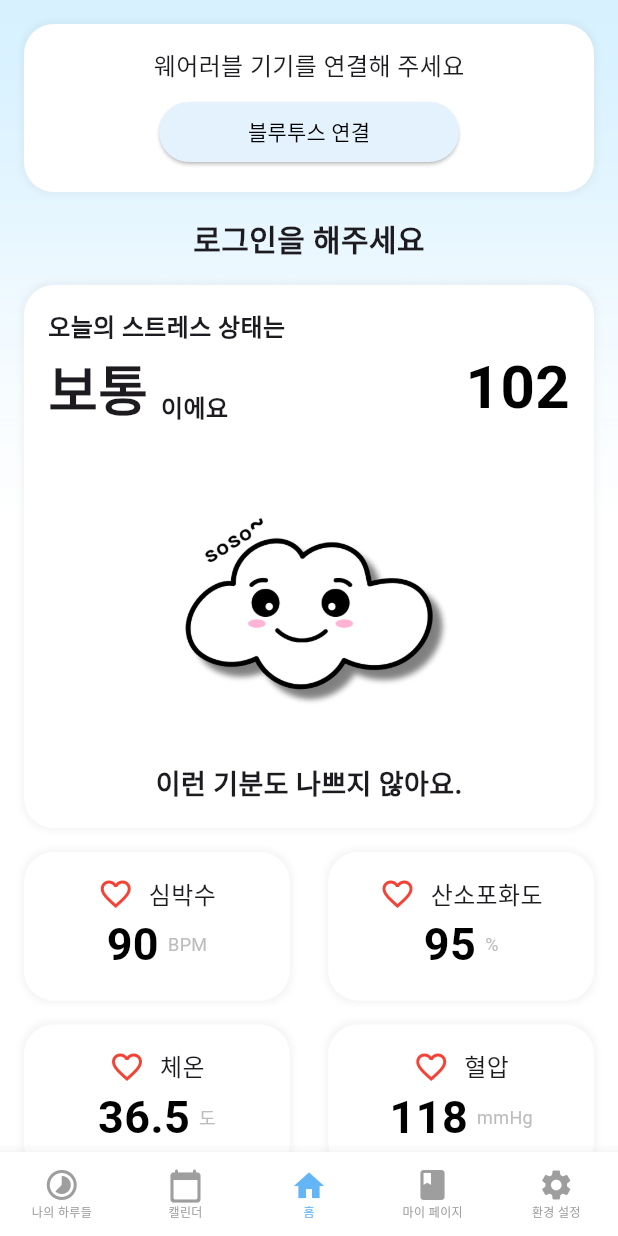
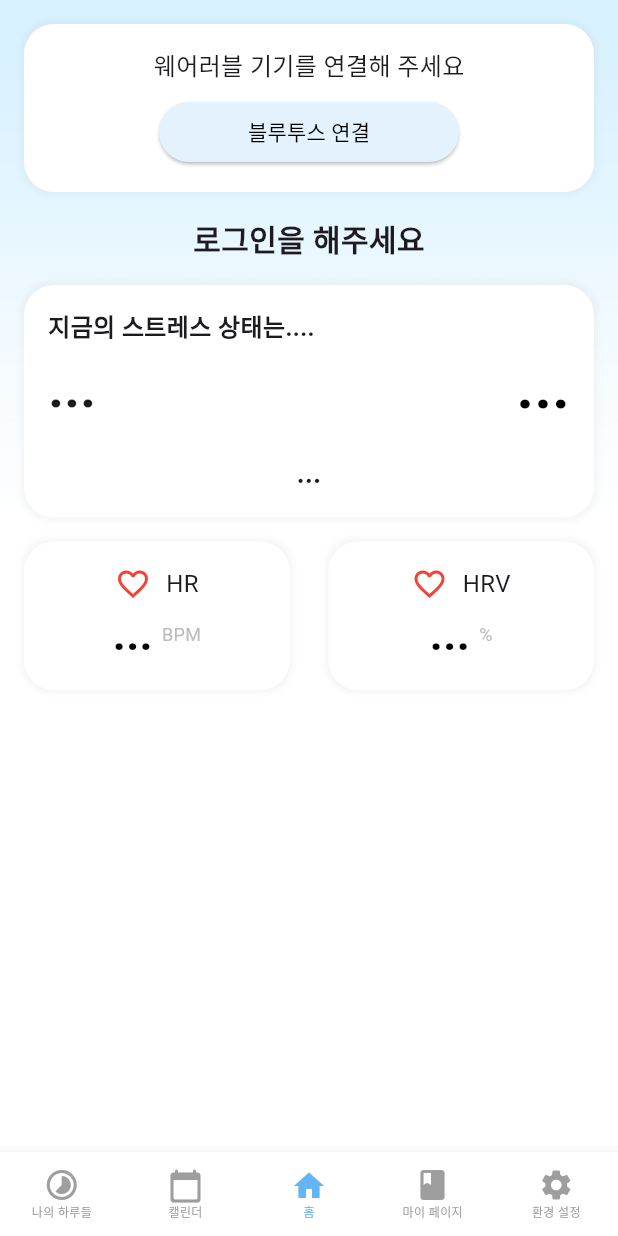
Before and after one commit to 2024-AISCHOOL-APP/StressCheck, a Flutter app: the screen it shows after launch, on a phone screen of 412 x 824 dp. Run offline on Flutter 3.47's test engine with Material 3 defaults, Android fonts, the phone set to English and light mode, and no system bars; our stand-ins replace fl_chart, flutter_blue_plus, permission_handler.

Commit message:
홈화면 뜨우기

```diff
--- a/flutter_application_stresscheck/lib/app_screen/result.dart
+++ b/flutter_application_stresscheck/lib/app_screen/result.dart
@@ -42,6 +42,17 @@ class _ResultPageState extends State<ResultPage> with SingleTickerProviderStateM
     final userId = authProvider.userId;
     final userName = authProvider.userName;
     final isLoggedIn = authProvider.isLoggedIn;
+
+    // 바이탈 데이터 및 스트레스 정보 받아오기
+    final vitalData = authProvider.vitalInfo; // 바이탈 정보 리스트
+    final analysisInfo = authProvider.analysisInfo; // 스트레스 정보 리스트
+
+    // 로그 찍기
+    print('User ID: $userId');
+    print('User Name: $userName');
+    print('Is Logged In: $isLoggedIn');
+    print('Vital Data: $vitalData');
+    print('Analysis Info: $analysisInfo');
 
     return Scaffold(
       body: SafeArea(
@@ -169,9 +180,8 @@ class _ResultPageState extends State<ResultPage> with SingleTickerProviderStateM
             context,
             MaterialPageRoute(builder: (context) => StressMapPage()),
           );
-
         } else if (index == 2) {
-
+          // Do nothing
         } else if (index == 3) {
           Navigator.pushReplacement(
             context,
@@ -218,6 +228,37 @@ class _ResultPageState extends State<ResultPage> with SingleTickerProviderStateM
 
   // 스트레스 상태를 보여주는 컨테이너
   Widget _buildStressStatusContainer(BuildContext context) {
+  // 최근 스트레스 데이터 가져오기
+  final analysisInfo = Provider.of<AuthProvider>(context).analysisInfo;
+
+  // 가장 최근 스트레스 데이터
+  final latestAnalysis = (analysisInfo != null && analysisInfo.isNotEmpty) ? analysisInfo.last : null;
+  final stressIndex = latestAnalysis != null ? latestAnalysis['stress_index'] : null;
+  String stressLevel;
+  String moodMessage;
+  String imagePath;
+
+  if (stressIndex != null) {
+    // 스트레스 지수에 따른 상태 판단
+    if (stressIndex >= 47 && stressIndex <= 53) {
+      stressLevel = '보통';
+      moodMessage = '이런 기분도 나쁘지 않아요.';
+      imagePath = 'image/soso.png';
+    } else if (stressIndex < 47) {
+      stressLevel = '좋음';
+      moodMessage = '오늘은 기분이 좋네요!';
+      imagePath = 'image/happy.png';
+    } else {
+      stressLevel = '나쁨';
+      moodMessage = '괜찮아요 그럴수있죠.. 힘내요!';
+      imagePath = 'image/angry.png';
+    }
+  } else {
+    stressLevel = ''; // 스트레스 상태를 비워둡니다.
+    moodMessage = ''; // 기분 메시지도 비워둡니다.
+    imagePath = ''; // 이미지 경로를 비워둡니다.
+  }
+
   return Container(
     decoration: BoxDecoration(
       borderRadius: BorderRadius.circular(20.0),
@@ -235,7 +276,7 @@ class _ResultPageState extends State<ResultPage> with SingleTickerProviderStateM
     child: Column(
       crossAxisAlignment: CrossAxisAlignment.start,
       children: [
-          Text('오늘의 스트레스 상태는',
+        Text('지금의 스트레스 상태는....',
             style: TextStyle(fontSize: 16, fontWeight: FontWeight.w600)),
         Row(
           mainAxisAlignment: MainAxisAlignment.spaceBetween,
@@ -245,10 +286,10 @@ class _ResultPageState extends State<ResultPage> with SingleTickerProviderStateM
                 child: Row(
                   crossAxisAlignment: CrossAxisAlignment.end,
                   children: [
-                      Text('보통',
+                    Text(stressLevel.isNotEmpty ? stressLevel : '...',
                         style: TextStyle(
                             fontSize: 36, fontWeight: FontWeight.bold)),
-                      Text('  이에요',
+                    Text('',
                         style: TextStyle(
                             fontSize: 16, fontWeight: FontWeight.w600)),
                   ],
@@ -256,7 +297,7 @@ class _ResultPageState extends State<ResultPage> with SingleTickerProviderStateM
               ),
             ),
             Expanded(
-                child: Text('102',
+              child: Text(stressIndex != null ? '${stressIndex.toInt()}' : '...',
                   textAlign: TextAlign.right,
                   style: TextStyle(
                       fontSize: 40,
@@ -267,23 +308,16 @@ class _ResultPageState extends State<ResultPage> with SingleTickerProviderStateM
         ),
         SizedBox(height: 16),
         Center(
-            child: AnimatedBuilder(
-              animation: _animation,
-              builder: (context, child) {
-                return Transform.translate(
-                  offset: Offset(0, _animation.value),
-                  child: child,
-                );
-              },
-              child: Image.asset(
-                'image/soso.png',
+          child: imagePath.isNotEmpty
+              ? Image.asset(
+                  imagePath,
                   width: MediaQuery.of(context).size.width * 0.5,
                   height: MediaQuery.of(context).size.width * 0.5,
-              ),
-            ),
+                )
+              : SizedBox.shrink(), // 이미지가 없을 경우 빈 위젯을 반환
         ),
         Center(
-            child: Text('이런 기분도 나쁘지 않아요.',
+          child: Text(moodMessage.isNotEmpty ? moodMessage : '...',
               style: TextStyle(fontSize: 18, fontWeight: FontWeight.w600)),
         ),
       ],
@@ -291,28 +325,33 @@ class _ResultPageState extends State<ResultPage> with SingleTickerProviderStateM
   );
 }
 
+
+
   // 측정 데이터 컨테이너
   Widget _buildMeasurementContainers(BuildContext context) {
+  // AuthProvider에서 바이탈 정보 가져오기
+  final vitalInfo = Provider.of<AuthProvider>(context).vitalInfo;
+
+  // 가장 최신 바이탈 데이터 가져오기
+  final latestVital = (vitalInfo != null && vitalInfo.isNotEmpty) ? vitalInfo.last : null;
+
+  // heart_rate와 hrv 데이터 초기화
+  String heartRate = latestVital != null ? latestVital['heart_rate'].toInt().toString() : '...';
+  String hrv = latestVital != null ? latestVital['hrv'].toInt().toString() : '...';
+
   return Column(
     children: [
       Row(
         mainAxisAlignment: MainAxisAlignment.spaceBetween,
         children: [
-            _measurementContainer(context, '심박수', '90', 'BPM'),
-            _measurementContainer(context, '산소포화도', '95', '%'),
-          ],
-        ),
-        SizedBox(height: 16),
-        Row(
-          mainAxisAlignment: MainAxisAlignment.spaceBetween,
-          children: [
-            _measurementContainer(context, '체온', '36.5', '도'),
-            _measurementContainer(context, '혈압', '118', 'mmHg'),
+          _measurementContainer(context, 'HR', heartRate, 'BPM'),
+          _measurementContainer(context, 'HRV', hrv, '%'),
         ],
       ),
     ],
   );
 }
+
 
   // 측정 데이터를 보여주는 개별 컨테이너
   Widget _measurementContainer(BuildContext context, String title, String value, String unit) {
```
Lines whose indentation alone changed are shown as unchanged.
